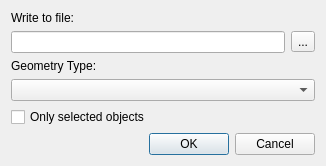
Above: Tools/EditorPluginScene/Dialogs/ExtractGeometryDlg.ui from ezEngine/ezEngine before the change. Below: the same form after it.
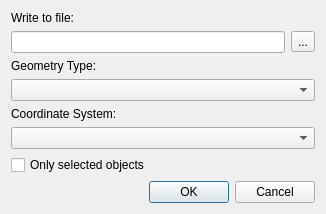
That is the form after the change. Icons and pictures are not drawn.

Commit message: * Resource manager now stores which resources were created vs. loaded in a flag * Resource manager can now acquire a resource without reporting a failure (new acquire mode) * Scene geometry extraction can now ignore objects via exclusion tag -> does not try to export editor gizmos anymore * FileSystem does not crash anymore when trying to open a file with an empty path * Mesh component now ignores created and failed-to-load meshes during geometry extraction * Scene Geometry extraction now allows to select the coordinate system to apply. Default is OpenGL.

Patch:
```diff
--- a/Tools/EditorPluginScene/Dialogs/ExtractGeometryDlg.ui
+++ b/Tools/EditorPluginScene/Dialogs/ExtractGeometryDlg.ui
@@ -7,7 +7,7 @@
     <x>0</x>
     <y>0</y>
     <width>326</width>
-    <height>159</height>
+    <height>207</height>
    </rect>
   </property>
   <property name="minimumSize">
@@ -61,6 +61,16 @@
    <item>
     <widget class="QComboBox" name="ExtractionMode"/>
    </item>
+   <item>
+    <widget class="QLabel" name="label_3">
+     <property name="text">
+      <string>Coordinate System:</string>
+     </property>
+    </widget>
+   </item>
+   <item>
+    <widget class="QComboBox" name="CoordinateSystem"/>
+   </item>
    <item>
     <widget class="QCheckBox" name="ExtractOnlySelection">
      <property name="text">
```
The commit also changes 21 other files.
